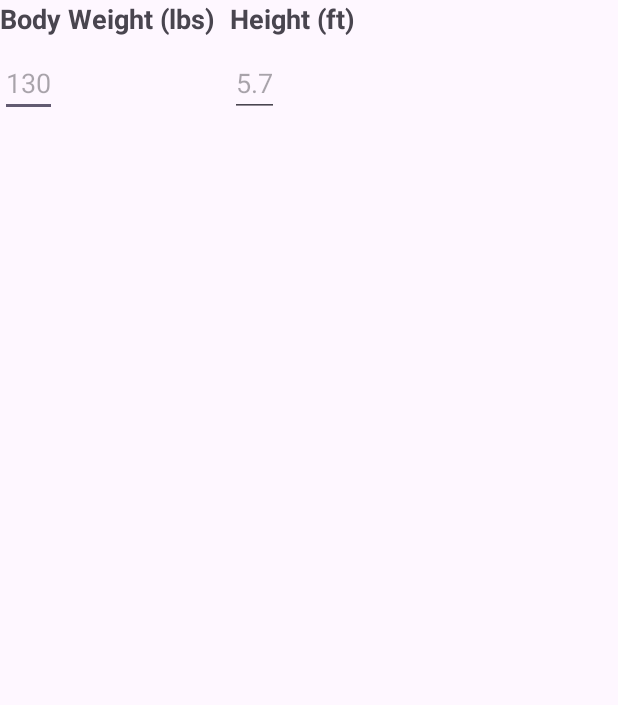
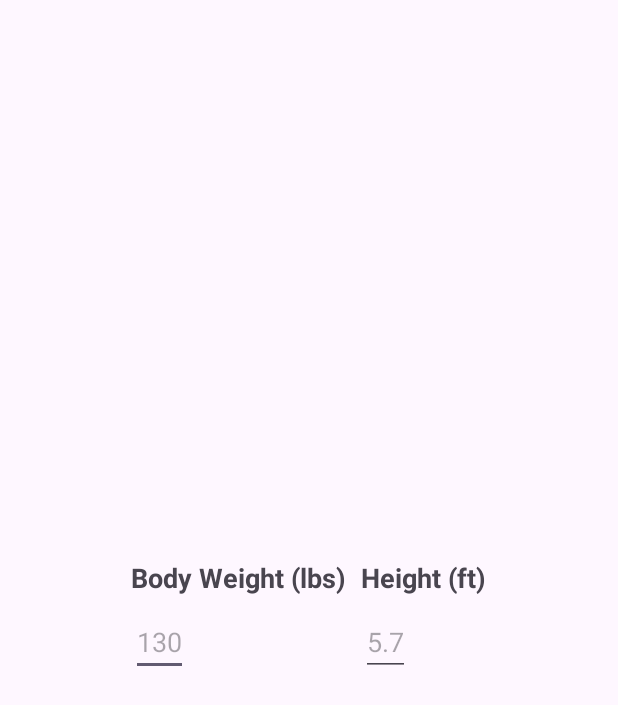
Before and after one commit to evanch98/bmi-android-kotlin, an Android app: the screen it shows after launch (MainActivity), on a phone screen of 412 x 824 dp. Shown: the top 705 px of the screen. Run offline under Robolectric (Android 15) with nearby library versions, the phone set to English and light mode, and no system bars.

Commit message:
update the activity_main.xml

```diff
--- a/app/src/main/res/layout/activity_main.xml
+++ b/app/src/main/res/layout/activity_main.xml
@@ -5,6 +5,11 @@
     android:layout_width="match_parent"
     android:layout_height="match_parent"
     tools:context=".MainActivity">
+
+    <RelativeLayout
+        android:layout_width="wrap_content"
+        android:layout_height="wrap_content"
+        android:layout_centerInParent="true">
 
         <RelativeLayout
             android:id="@+id/rlBodyWeight"
@@ -29,11 +34,11 @@
         </RelativeLayout>
 
         <RelativeLayout
-        android:layout_toEndOf="@+id/rlBodyWeight"
             android:id="@+id/rlHeight"
             android:layout_width="wrap_content"
             android:layout_height="wrap_content"
-        android:layout_marginStart="10dp">
+            android:layout_marginStart="10dp"
+            android:layout_toEndOf="@+id/rlBodyWeight">
 
             <TextView
                 android:id="@+id/tvHeight"
@@ -51,5 +56,6 @@
                 android:layout_marginTop="8dp"
                 android:hint="5.7" />
         </RelativeLayout>
+    </RelativeLayout>
 
 </RelativeLayout>
```
Lines whose indentation alone changed are shown as unchanged.
